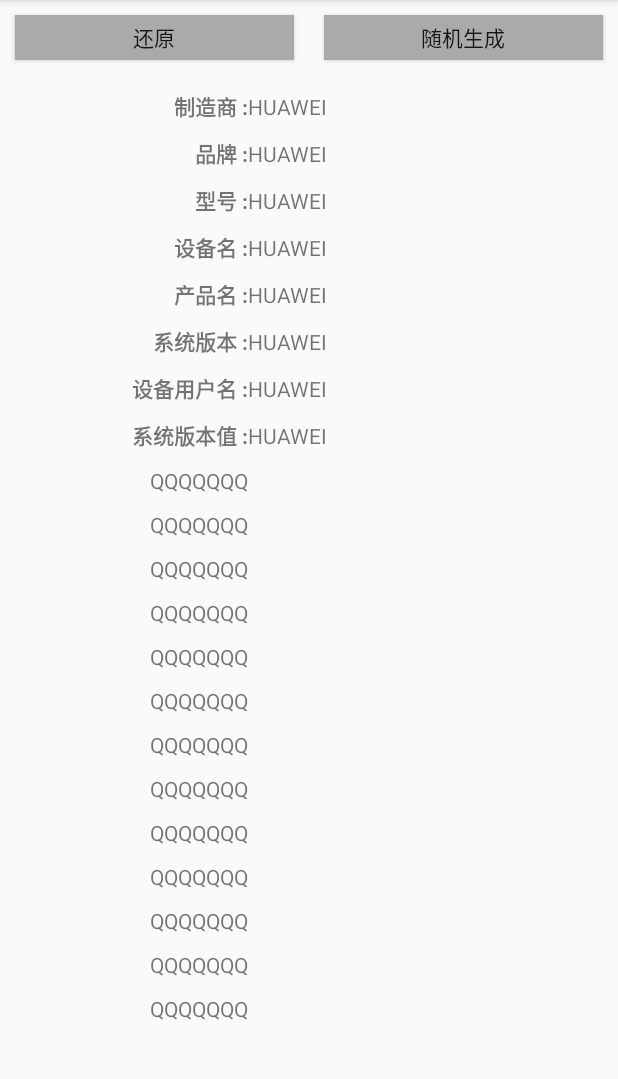
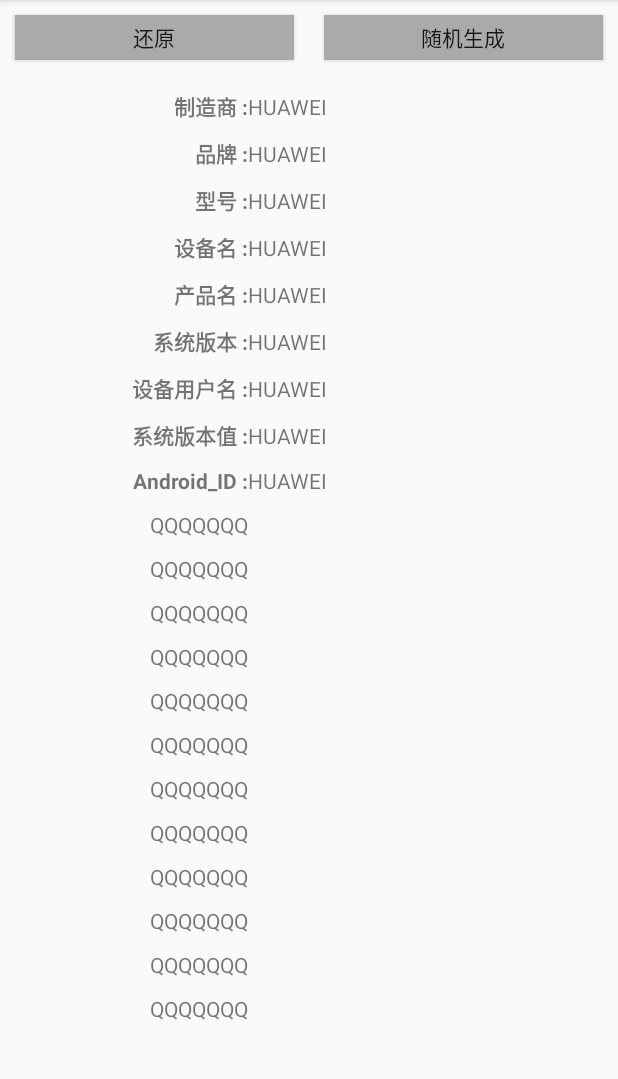
Before and after one commit to huqiub/GateKeeper, an Android app: the screen it shows after launch (MainActivity), after a tap on "随机生成", on a phone screen of 412 x 824 dp, the part 84-1163 px from its top. Run offline under Robolectric (Android 15) with nearby library versions, the phone set to English and light mode, and no system bars; 1 other tap on this screen came first.

Commit message:
First Commit

```diff
--- a/app/src/main/java/com/jbr/gatekeeper/MainActivity.java
+++ b/app/src/main/java/com/jbr/gatekeeper/MainActivity.java
@@ -3,6 +3,7 @@ package com.jbr.gatekeeper;
 import android.content.Context;
 import android.content.SharedPreferences;
 import android.os.Build;
+import android.provider.Settings;
 import android.support.v7.app.AppCompatActivity;
 import android.os.Bundle;
 import android.view.View;
@@ -26,6 +27,7 @@ public class MainActivity extends AppCompatActivity implements View.OnClickListe
     private TextView release;
     private TextView user;
     private TextView sdk;
+    private TextView androidID;
 
     private Toast taost;
 
@@ -37,6 +39,7 @@ public class MainActivity extends AppCompatActivity implements View.OnClickListe
     private String strRelease;
     private String strUser;
     private String strSdk;
+    private String strAndroidID;
 
     private SharedPreferences defaultSharedPref;
     private SharedPreferences randomSharedPref;
@@ -48,7 +51,7 @@ public class MainActivity extends AppCompatActivity implements View.OnClickListe
         setContentView(R.layout.activity_main);
 
         defaultSharedPref = getPreferences(Context.MODE_PRIVATE);
-        randomSharedPref = getSharedPreferences(Constants.PREFS_FILE,Context.MODE_WORLD_READABLE);
+        randomSharedPref = getSharedPreferences(Constants.PREFS_FILE,Context.MODE_PRIVATE);
 
         if(!defaultSharedPref.getBoolean(Constants.KEY_IS_SET,false)){
             setDefaultValues();
@@ -90,6 +93,7 @@ public class MainActivity extends AppCompatActivity implements View.OnClickListe
         this.strRelease =  "HUAWEI";
         this.strUser = "HUAWEI";
         this.strSdk = "HUAWEI";
+        this.strAndroidID = "HUAWEI";
 
     }
     private void initTextValue(SharedPreferences sharedPref){
@@ -101,6 +105,7 @@ public class MainActivity extends AppCompatActivity implements View.OnClickListe
         this.strRelease =  sharedPref.getString(Constants.KEY_RELEASE,Build.VERSION.RELEASE);
         this.strUser = sharedPref.getString(Constants.KEY_USER,Build.USER);
         this.strSdk = sharedPref.getString(Constants.KEY_SDK,Build.VERSION.SDK);
+        this.strAndroidID = sharedPref.getString(Constants.KEY_ANDROID_ID, getAndroidID());
 
     }
 
@@ -114,6 +119,7 @@ public class MainActivity extends AppCompatActivity implements View.OnClickListe
         editor.putString(Constants.KEY_RELEASE,this.strRelease);
         editor.putString(Constants.KEY_USER,this.strUser);
         editor.putString(Constants.KEY_SDK,this.strSdk);
+        editor.putString(Constants.KEY_ANDROID_ID,this.strAndroidID);
         editor.apply();
     }
 
@@ -126,6 +132,7 @@ public class MainActivity extends AppCompatActivity implements View.OnClickListe
         this.release.setText(this.strRelease);
         this.user.setText(this.strUser);
         this.sdk.setText(this.strSdk);
+        this.androidID.setText(this.strAndroidID);
     }
 
     private void getTextView(){
@@ -137,6 +144,7 @@ public class MainActivity extends AppCompatActivity implements View.OnClickListe
         this.release = findViewById(R.id.release);
         this.user = findViewById(R.id.user);
         this.sdk = findViewById(R.id.sdk);
+        this.androidID = findViewById(R.id.android_id);
     }
 
     private void setDefaultValues(){
@@ -150,6 +158,7 @@ public class MainActivity extends AppCompatActivity implements View.OnClickListe
         defaultEditor.putString(Constants.KEY_RELEASE,properties.getProperty(Constants.BUILD_VERSION_RELEASE,""));
         defaultEditor.putString(Constants.KEY_USER,properties.getProperty(Constants.BUILD_USER,""));
         defaultEditor.putString(Constants.KEY_SDK,properties.getProperty(Constants.BUILD_VERSION_SDK,""));
+        defaultEditor.putString(Constants.KEY_ANDROID_ID,getAndroidID());
         defaultEditor.putBoolean(Constants.KEY_IS_SET,true);
         defaultEditor.apply();
     }
@@ -164,4 +173,8 @@ public class MainActivity extends AppCompatActivity implements View.OnClickListe
         this.taost = Toast.makeText(getBaseContext(), message, Toast.LENGTH_SHORT);
         this.taost.show();
     }
+
+    private String getAndroidID(){
+        return Settings.Secure.getString(this.getContentResolver(), Settings.Secure.ANDROID_ID);
+    }
 }
--- a/app/src/main/java/com/jbr/gatekeeper/MainHook.java
+++ b/app/src/main/java/com/jbr/gatekeeper/MainHook.java
@@ -8,7 +8,7 @@ import de.robv.android.xposed.callbacks.XC_LoadPackage;
 public class MainHook implements IXposedHookLoadPackage {
     @Override
     public void handleLoadPackage(XC_LoadPackage.LoadPackageParam loadPkgParam) throws Throwable {
-        BuildHook.hook();
+        BuildHook.hook(loadPkgParam);
 
     }
 }
--- a/app/src/main/java/com/jbr/gatekeeper/constants/Constants.java
+++ b/app/src/main/java/com/jbr/gatekeeper/constants/Constants.java
@@ -27,6 +27,7 @@ public interface Constants {
     public static final String KEY_RELEASE = "release";
     public static final String KEY_USER= "user";
     public static final String KEY_SDK = "sdk";
+    public static final String KEY_ANDROID_ID = "id";
 
 
 
--- a/app/src/main/res/layout/content.xml
+++ b/app/src/main/res/layout/content.xml
@@ -38,8 +38,8 @@
     </LinearLayout>
 
     <LinearLayout android:layout_width="match_parent" android:layout_height="match_parent" android:layout_marginTop="10.0dip" android:weightSum="1.0">
-        <TextView android:gravity="end" android:layout_width="match_parent" android:layout_height="wrap_content" android:text="QQQQQQQ" android:singleLine="true" android:layout_weight="0.6" />
-        <TextView android:id="@+id/t13" android:layout_width="match_parent" android:layout_height="wrap_content" android:scrollHorizontally="true" android:singleLine="true" android:layout_weight="0.4" />
+        <TextView android:gravity="end" android:layout_width="match_parent" android:layout_height="wrap_content" android:textStyle="bold" android:text="@string/android_id" android:singleLine="true" android:layout_weight="0.6" />
+        <TextView android:id="@+id/android_id" android:layout_width="match_parent" android:layout_height="wrap_content" android:scrollHorizontally="true" android:singleLine="true" android:layout_weight="0.4" />
     </LinearLayout>
     <LinearLayout android:layout_width="match_parent" android:layout_height="match_parent" android:layout_marginTop="10.0dip" android:weightSum="1.0">
         <TextView android:gravity="end" android:layout_width="match_parent" android:layout_height="wrap_content" android:text="QQQQQQQ" android:singleLine="true" android:layout_weight="0.6" />
--- a/app/src/main/res/values/strings.xml
+++ b/app/src/main/res/values/strings.xml
@@ -17,7 +17,7 @@
     <!--<string name="id">设备版本号 :  </string>-->
     <!--<string name="display">显示屏参数 :  </string>-->
     <!--<string name="hardware">硬件名称 :  </string>-->
-    <string name="android_id">Android_ID :  getString 108fe4412h62</string>
+    <string name="android_id">Android_ID :  </string>
     <string name="serial">串口序列号 :  SERIAL 42fdgf5</string>
     <string name="imei">序列号 : getDeviceId 44867835665756</string>
     <string name="line1_number">手机号码 :  getLine1Number 13800138000</string>
```
Also changed, not shown: app/src/main/java/com/jbr/gatekeeper/hook/BuildHook.java (+19 -1 lines), app/src/main/java/com/jbr/gatekeeper/hook/PhoneHook.java (added, +8 -0 lines), 2 other files.
